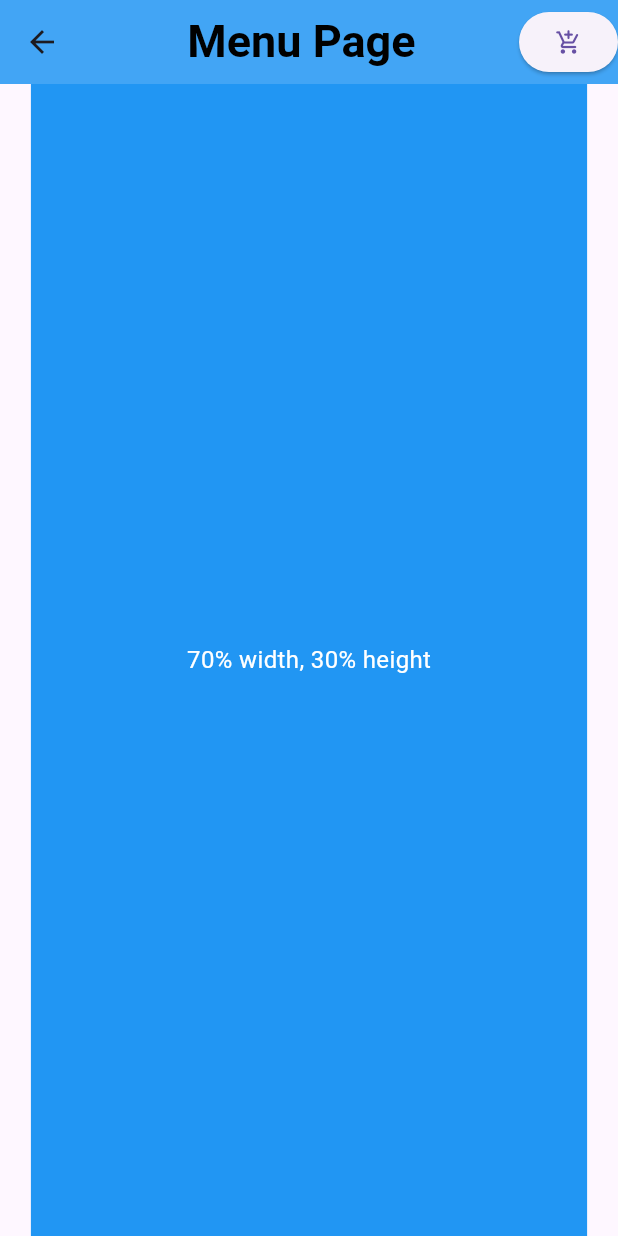
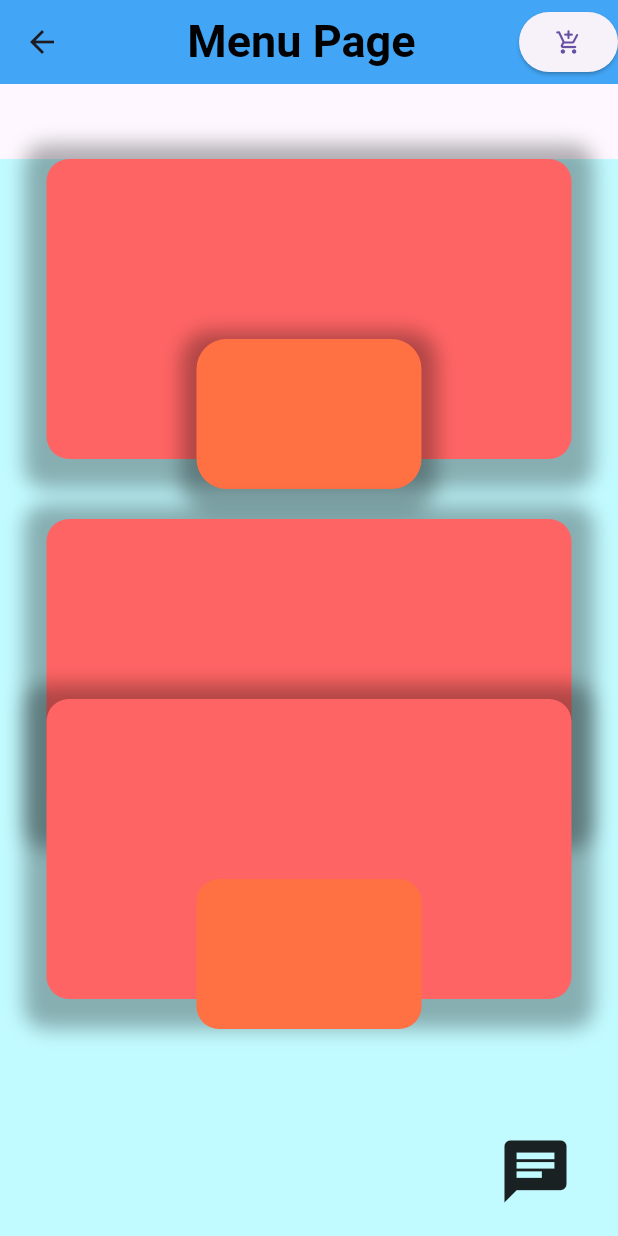
Before and after one commit to developermuhammadsharjeel/Flutter_Learning_Basics, a Flutter app: the Page2 screen opened directly, on a phone screen of 412 x 824 dp. Run offline on Flutter 3.47's test engine with Material 3 defaults, Android fonts, the phone set to English and light mode, and no system bars; our stand-ins replace math_expressions, shared_preferences; accounts and stored records are empty; Roboto replaces fonts that are missing (Times New Roman).

Commit message:
Addition of code/file

```diff
--- a/lib/extra/PizaaPage3.dart
+++ b/lib/extra/PizaaPage3.dart
@@ -22,6 +22,7 @@ class ResponsiveContainerExample extends StatelessWidget {
     // Get screen width and height
     final screenWidth = MediaQuery.of(context).size.width;
     final screenHeight = MediaQuery.of(context).size.height;
+    Color PrimaryColor = Colors.pinkAccent;
 
     return Scaffold(
       appBar: AppBar(
@@ -30,10 +31,10 @@ class ResponsiveContainerExample extends StatelessWidget {
       ),
       body: Center(
         child: Container(
-          width: screenWidth * 0.7,   // 70% of total screen width
-          height: screenHeight * 0.3, // 30% of total screen height
+          width: screenWidth * 1,   // 70% of total screen width
+          height: screenHeight * 1, // 30% of total screen height
           decoration: BoxDecoration(
-            color: Colors.teal,
+            color: PrimaryColor,
             borderRadius: BorderRadius.circular(20),
           ),
           child: const Center(
--- a/lib/extra/PizzaPage2.dart
+++ b/lib/extra/PizzaPage2.dart
@@ -16,8 +16,13 @@ class Page2 extends StatefulWidget {
 }
 
 class _Page2State extends State<Page2> {
-  late final screenWidth = MediaQuery.of(context).size.width;
-  late final screenHeight = MediaQuery.of(context).size.height;
+  bool _showChatBox = false;
+  bool _showcart = false;
+
+  Color _Containercolor = Colors.deepOrange.shade400;
+  double _Cheight = 100;
+  double _width = 150;
+
 
   @override
   Widget build(BuildContext context) {
@@ -38,21 +43,133 @@ class _Page2State extends State<Page2> {
           ),),
         ),
         actions: [
-          ElevatedButton(onPressed: (){}
+          ElevatedButton(onPressed: (){
+            setState(() {
+              _showcart = !_showcart;
+              if(_showcart){
+                _Containercolor = Colors.purple.shade400;
+                _width = 300;
+              }
+            });
+          }
               , child: Icon(Icons.add_shopping_cart_rounded)),
         ],
       ),
-      body: Center(
-    child: Container(
-    width: screenWidth * 0.9,   // 70% of screen width
-      height: screenHeight * 1, // 30% of screen height
-      color: Colors.blue,
-      child: Center(
-        child: Text(
-          '70% width, 30% height',
-          style: TextStyle(color: Colors.white, fontSize: 16),
-        ),),
-    ),),
+      body:
+
+      Column(
+        children: [
+          const SizedBox(height: 50,),
+          Container(
+            width: double.infinity,
+            height: 760,
+
+            decoration: BoxDecoration(
+              color: Color.fromRGBO(102, 255, 255, 0.4),
+            ),
+            child: Stack(
+                alignment: Alignment.topCenter,
+
+                children: [
+                  Positioned(
+                    top: 0,
+                    child: box(),
+                  ),
+// 200 * 0.6 = 120. Overlap is 40%, so next box starts at 60% of the previous box's height.
+                  !_showcart
+                      ? Positioned(
+                    top: 120,
+                    child: Container(
+                      height: _Cheight,
+                      width: _width,
+                      decoration: BoxDecoration(
+                          color: _Containercolor,
+                          borderRadius: BorderRadius.circular(20),
+                          boxShadow: [
+                            BoxShadow(
+                              spreadRadius: 10,
+                              color: Colors.black.withOpacity(0.3),
+                              blurRadius: 10,
+                              offset: Offset(0, 5),
+                            )
+                          ]),
+                    ),
+                  )
+                      : const SizedBox.shrink(),
+
+                  Positioned(
+                    top: 240.0,
+                    child: box(),
+                  ),
+                  Positioned(
+                    top: 360.0,
+                    child: box(),
+                  ),
+                  Positioned(
+                      top: 480.0,
+                      child: InkWell(
+                          onTap: (){
+                            Future.delayed(const Duration(seconds: 1), () {
+                              setState(() {
+                                if(_Containercolor == Colors.deepOrange.shade400){
+                                  _Containercolor = Colors.blue.shade400;
+                                  _width = 300;
+                                  _Cheight= 200;
+                                }
+                                else{
+                                  _Containercolor = Colors.deepOrange.shade400;
+                                  _Cheight = 100;
+                                  _width= 150;
+                                }
+                              });
+                            });
+                          },
+                          child: Container(
+                            height: _Cheight,
+                            width: _width,
+                            decoration: BoxDecoration(
+                              color: _Containercolor,
+                              borderRadius: BorderRadius.circular(15),
+                            ),
+                          ))),
+
+                  Positioned(
+                      right: 30,
+                      top: 650,
+                      child: InkWell(
+                        onTap: () {
+                          setState(() {
+                            _showChatBox = !_showChatBox;
+                          });
+                        },
+                        child: Icon(Icons.chat, size: 50,),
+                      )),
+                  if (_showChatBox)
+                    Positioned(
+                      right: 100,
+                      bottom: 80, // Positioned above the icon
+                      child: Container(
+                        padding: const EdgeInsets.all(12.0),
+                        height: 100,
+                        width: 250,
+                        decoration: BoxDecoration(
+                          color: Colors.white,
+                          borderRadius: BorderRadius.circular(15),
+                          boxShadow: [
+                            BoxShadow(
+                                color: Colors.black.withOpacity(0.2),
+                                spreadRadius: 2,
+                                blurRadius: 5)
+                          ],
+                        ),
+                        child: Text("Hello! How can I help you today?"),
+                      ),
+                    ),
+
+                ] ),
+          ),
+        ],
+      )
     );
   }
 }
@@ -77,120 +194,3 @@ Widget box(){
  ),
   );
 }
-
-
-//
-// Column(
-// children: [
-// const SizedBox(height: 50,),
-// Container(
-// width: double.infinity,
-// height: 760,
-//
-// decoration: BoxDecoration(
-// color: Color.fromRGBO(102, 255, 255, 0.4),
-// ),
-// child: Stack(
-// alignment: Alignment.topCenter,
-//
-// children: [
-// Positioned(
-// top: 0,
-// child: box(),
-// ),
-// // 200 * 0.6 = 120. Overlap is 40%, so next box starts at 60% of the previous box's height.
-// !_showcart
-// ? Positioned(
-// top: 120,
-// child: Container(
-// height: _Cheight,
-// width: _width,
-// decoration: BoxDecoration(
-// color: _Containercolor,
-// borderRadius: BorderRadius.circular(20),
-// boxShadow: [
-// BoxShadow(
-// spreadRadius: 10,
-// color: Colors.black.withOpacity(0.3),
-// blurRadius: 10,
-// offset: Offset(0, 5),
-// )
-// ]),
-// ),
-// )
-//     : const SizedBox.shrink(),
-//
-// Positioned(
-// top: 240.0,
-// child: box(),
-// ),
-// Positioned(
-// top: 360.0,
-// child: box(),
-// ),
-// Positioned(
-// top: 480.0,
-// child: InkWell(
-// onTap: (){
-// Future.delayed(const Duration(seconds: 1), () {
-// setState(() {
-// if(_Containercolor == Colors.deepOrange.shade400){
-// _Containercolor = Colors.blue.shade400;
-// _width = 300;
-// _Cheight= 200;
-// }
-// else{
-// _Containercolor = Colors.deepOrange.shade400;
-// _Cheight = 100;
-// _width= 150;
-// }
-// });
-// });
-// },
-// child: Container(
-// height: _Cheight,
-// width: _width,
-// decoration: BoxDecoration(
-// color: _Containercolor,
-// borderRadius: BorderRadius.circular(15),
-// ),
-// ))),
-//
-// Positioned(
-// right: 30,
-// top: 650,
-// child: InkWell(
-// onTap: () {
-// setState(() {
-// _showChatBox = !_showChatBox;
-// });
-// },
-// child: Icon(Icons.chat, size: 50,),
-// )),
-// if (_showChatBox)
-// Positioned(
-// right: 100,
-// bottom: 80, // Positioned above the icon
-// child: Container(
-// padding: const EdgeInsets.all(12.0),
-// height: 100,
-// width: 250,
-// decoration: BoxDecoration(
-// color: Colors.white,
-// borderRadius: BorderRadius.circular(15),
-// boxShadow: [
-// BoxShadow(
-// color: Colors.black.withOpacity(0.2),
-// spreadRadius: 2,
-// blurRadius: 5)
-// ],
-// ),
-// child: Text("Hello! How can I help you today?"),
-// ),
-// ),
-//
-// ] ),
-// ),
-// ],
-// )
-// );
```
